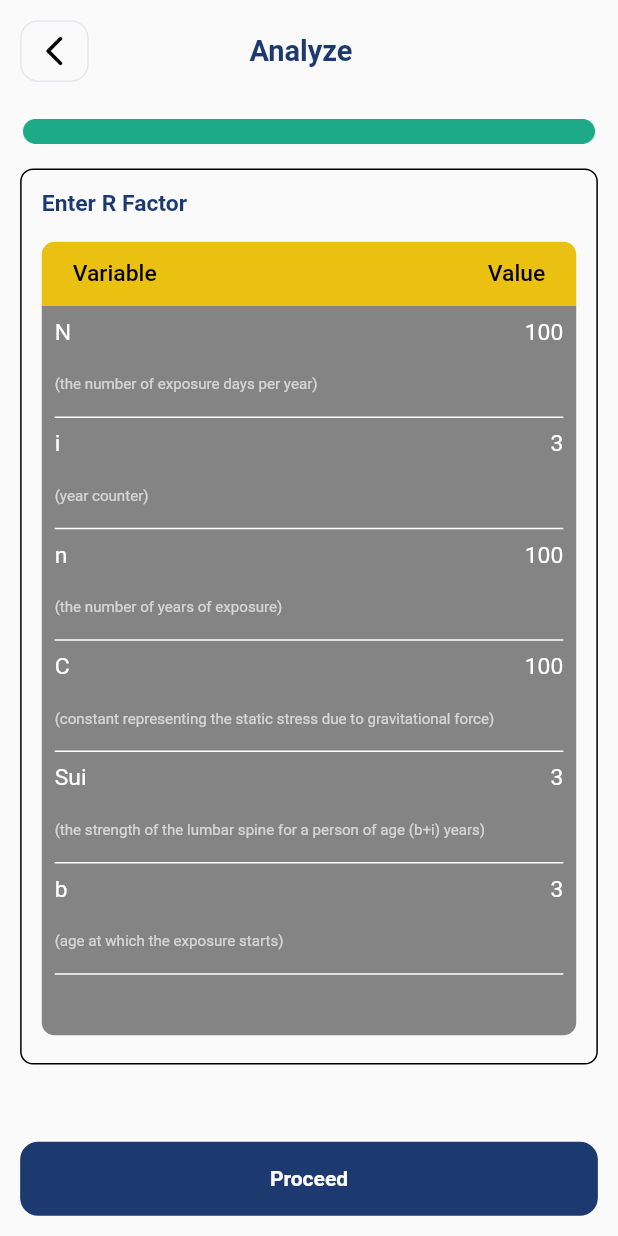
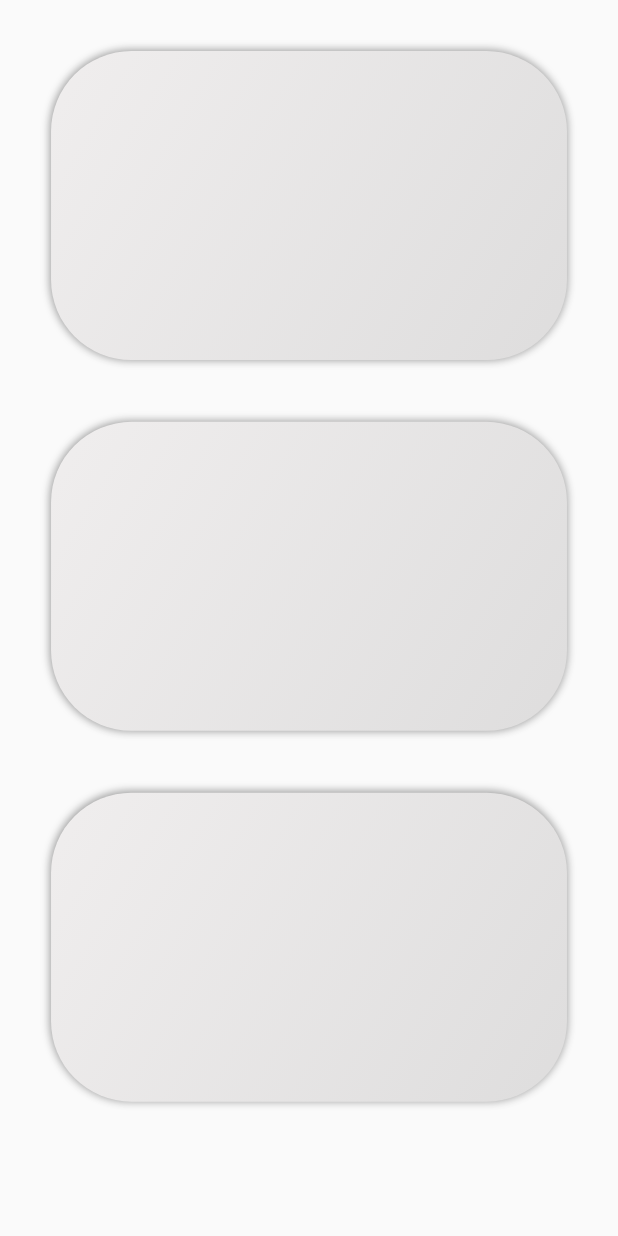
Before and after one commit to anshd258/Lumber-Spine-app-and-web, a Flutter app: the RFactorScreen screen opened by its route, after a tap on "Proceed", on a phone screen of 412 x 824 dp. Run offline on Flutter 3.47's test engine with Material 2 defaults, Android fonts, the phone set to English and light mode, and no system bars; our stand-ins replace carousel_slider, file_picker, flutter_bloc, font_awesome_flutter, google_fonts, pinput and 1 more; missing offline and left inert: email_otp.

Commit message:
Added containers for graphs

```diff
--- a/lib/Middleware/bloc/sign_in/sign_in_bloc.dart
+++ b/lib/Middleware/bloc/sign_in/sign_in_bloc.dart
@@ -1,5 +1,3 @@
-import 'dart:async';
-
 import 'sign_in_event.dart';
 import 'sign_in_state.dart';
 import 'package:flutter_bloc/flutter_bloc.dart';
--- a/lib/Middleware/helper/routes/routes.dart
+++ b/lib/Middleware/helper/routes/routes.dart
@@ -4,8 +4,8 @@ import 'package:data_hub/UI/screens/R_factor_screen.dart';
 import 'package:data_hub/UI/screens/about_screen.dart';
 import 'package:data_hub/UI/screens/analyze_screen.dart';
 import 'package:data_hub/UI/screens/checklist_screen.dart';
+import 'package:data_hub/UI/screens/graph_screen.dart';
 import 'package:data_hub/UI/screens/home_screen.dart';
-import 'package:data_hub/UI/screens/otp_screen.dart';
 import 'package:data_hub/UI/screens/registration_completed_screen.dart';
 import 'package:data_hub/UI/screens/sign_up.dart';
 import 'package:data_hub/UI/screens/splash_screen.dart';
@@ -25,7 +25,7 @@ var routes = <String, WidgetBuilder>{
 
   '/signup_screen': (context) => BlocProvider(
         create: (context) => SignUpBloc(),
-        child: SignUpScreen(),
+        child: const SignUpScreen(),
       ),
 
   // '/otp_screen': (context) => OTPScreen(),
@@ -44,4 +44,6 @@ var routes = <String, WidgetBuilder>{
   '/checklist_screen': (context) => const ChecklistScreen(),
 
   '/R_factor_screen': (context) => RFactorScreen(),
+
+  '/graph_screen': (context) => const GraphScreen(),
 };
--- a/lib/UI/screens/R_factor_screen.dart
+++ b/lib/UI/screens/R_factor_screen.dart
@@ -184,7 +184,11 @@ class RFactorScreen extends StatelessWidget {
                 ),
               ),
               const Spacer(),
-              BlueButton(text: 'Proceed', onTap: () {})
+              BlueButton(
+                  text: 'Proceed',
+                  onTap: () {
+                    Navigator.pushNamed(context, '/graph_screen');
+                  })
             ],
           ),
         ),
--- /dev/null
+++ b/lib/UI/screens/graph_screen.dart
@@ -0,0 +1,66 @@
+import 'package:flutter/material.dart';
+import 'package:responsive_sizer/responsive_sizer.dart';
+
+class GraphScreen extends StatefulWidget {
+  const GraphScreen({super.key});
+
+  @override
+  State<GraphScreen> createState() => _GraphScreenState();
+}
+
+class _GraphScreenState extends State<GraphScreen> {
+  @override
+  Widget build(BuildContext context) {
+    return SafeArea(
+      child: Scaffold(
+        body: Padding(
+          padding: EdgeInsets.all(15.sp),
+          child: const Column(
+            children: [
+              MyNeumorCont(),
+              MyNeumorCont(),
+              MyNeumorCont(),
+            ],
+          ),
+        ),
+      ),
+    );
+  }
+}
+
+class MyNeumorCont extends StatelessWidget {
+  const MyNeumorCont({
+    super.key,
+  });
+
+  @override
+  Widget build(BuildContext context) {
+    return Container(
+      margin: EdgeInsets.all(5.w),
+      decoration: BoxDecoration(
+        borderRadius: BorderRadius.circular(30.sp),
+        gradient: const LinearGradient(
+          begin: Alignment.topLeft,
+          end: Alignment.bottomRight,
+          colors: [
+            Color.fromARGB(255, 240, 238, 238),
+            Color.fromARGB(255, 222, 221, 221),
+          ],
+        ),
+        boxShadow: [
+          BoxShadow(
+            blurRadius: 8.sp,
+            offset: Offset(3.sp, 3.sp),
+            color: Colors.grey[200]!,
+          ),
+          BoxShadow(
+            blurRadius: 8.sp,
+            offset: -Offset(3.sp, 3.sp),
+            color: Colors.grey[500]!,
+          ),
+        ],
+      ),
+      child: SizedBox(height: 25.h, width: double.infinity),
+    );
+  }
+}
--- a/lib/UI/screens/sign_up.dart
+++ b/lib/UI/screens/sign_up.dart
@@ -1,7 +1,7 @@
 // ignore_for_file: use_build_context_synchronously
 
-import 'package:data_hub/Middleware/bloc/sign_in/sign_in_bloc.dart';
-import 'package:data_hub/Middleware/bloc/sign_in/sign_in_event.dart';
+// import 'package:data_hub/Middleware/bloc/sign_in/sign_in_bloc.dart';
+// import 'package:data_hub/Middleware/bloc/sign_in/sign_in_event.dart';
 import 'package:data_hub/Middleware/bloc/sign_up/sign_up_bloc.dart';
 import 'package:data_hub/Middleware/bloc/sign_up/sign_up_events.dart';
 import 'package:data_hub/Middleware/bloc/sign_up/sign_up_states.dart';
@@ -187,7 +187,6 @@ class _SignUpScreenState extends State<SignUpScreen> {
                 ),
                 BlocListener<SignUpBloc, SignUpState>(
                   listener: (context, state) {
-
                     if (state is OTPSentState) {
                       EmailOTP au=state.myAuth;
                       Navigator.push(
--- a/pubspec.yaml
+++ b/pubspec.yaml
@@ -45,6 +45,7 @@ dependencies:
   intl: ^0.18.1
   font_awesome_flutter: ^10.5.0
   file_picker: ^5.3.4
+  flutter_neumorphic: ^3.2.0
 
 dev_dependencies:
   flutter_test:
```
Also changed, not shown: pubspec.lock, 1 other file.
